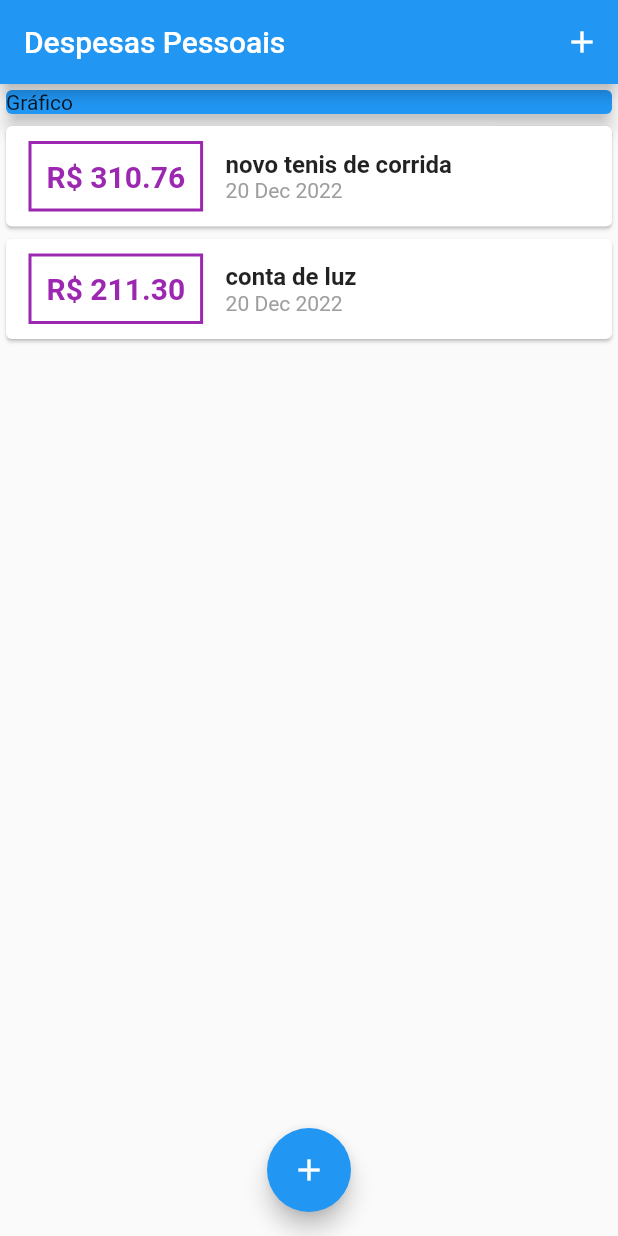
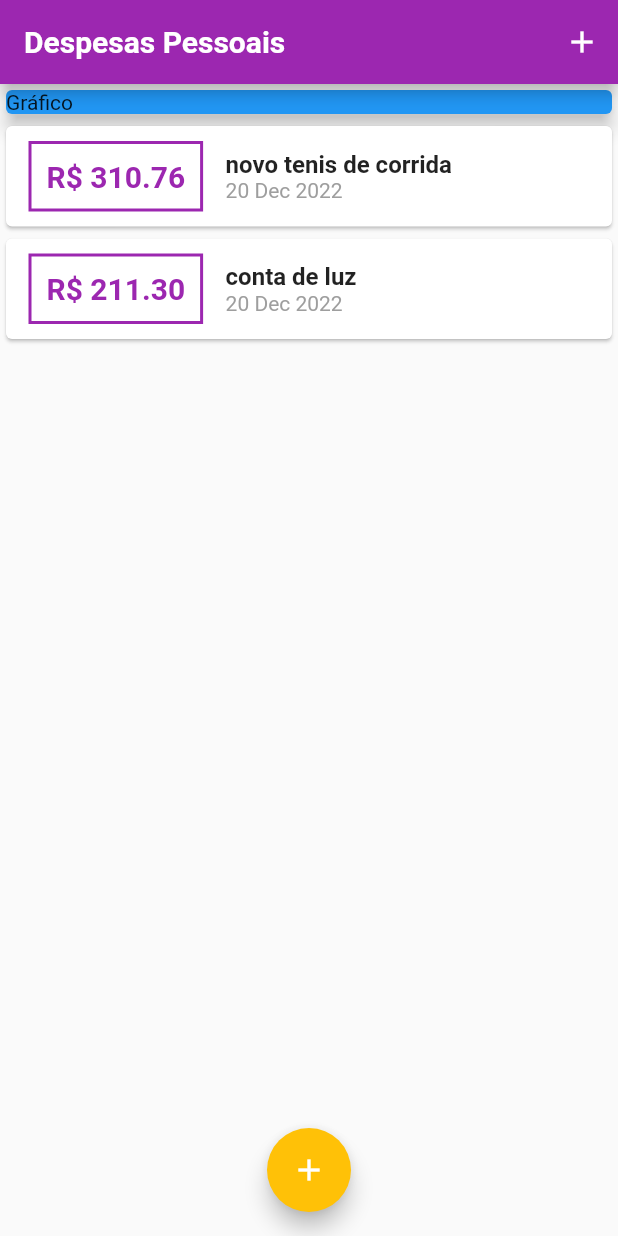
Before and after one commit to Daniel-Veloso/flutter_expenses, a Flutter app: the screen it shows after launch, on a phone screen of 412 x 824 dp. Run offline on Flutter 3.47's test engine with Material 2 defaults, Android fonts, the phone set to English and light mode, and no system bars; Roboto replaces fonts that are missing (OpenSans).

Commit message:
Closing modal, applying default theme

```diff
--- a/lib/components/transaction_list.dart
+++ b/lib/components/transaction_list.dart
@@ -25,7 +25,7 @@ class TransactionList extends StatelessWidget {
                   ),
                   decoration: BoxDecoration(
                     border: Border.all(
-                      color: Colors.purple,
+                      color: Theme.of(context).colorScheme.primary,
                       width: 2,
                     ),
                   ),
@@ -35,7 +35,7 @@ class TransactionList extends StatelessWidget {
                     style: TextStyle(
                       fontWeight: FontWeight.bold,
                       fontSize: 20,
-                      color: Colors.purple,
+                      color: Theme.of(context).colorScheme.primary,
                     ),
                   ),
                 ),
--- a/lib/main.dart
+++ b/lib/main.dart
@@ -1,5 +1,4 @@
 import 'dart:math';
-import 'package:expenses/components/transaction_form.dart';
 import 'package:flutter/material.dart';
 import '../models/transaction.dart';
 import './components/transaction_list.dart';
@@ -14,8 +13,31 @@ class ExpensesApp extends StatelessWidget {
 
   @override
   Widget build(BuildContext context) {
+    final ThemeData tema = ThemeData();
+
     return MaterialApp(
       home: MyHomePage(),
+      theme: tema.copyWith(
+        colorScheme: tema.colorScheme.copyWith(
+          primary: Colors.purple,
+          secondary: Colors.amber,
+        ),
+        textTheme: tema.textTheme.copyWith(
+          headline6: TextStyle(
+            fontFamily: 'OpenSans',
+            fontSize: 18,
+            fontWeight: FontWeight.bold,
+            color: Colors.black,
+          ),
+        ),
+        appBarTheme: AppBarTheme(
+          titleTextStyle: TextStyle(
+            fontFamily: 'OpenSans',
+            fontSize: 20,
+            fontWeight: FontWeight.bold,
+          ),
+        ),
+      ),
     );
   }
 }
@@ -26,14 +48,20 @@ class MyHomePage extends StatefulWidget {
 }
 
 class _MyHomePageState extends State<MyHomePage> {
+
   final _transactions = [
     Transaction(
-        id: 't1',
-        title: 'novo tenis de corrida',
-        value: 310.76,
-        date: DateTime.now()),
+      id: 't1',
+      title: 'novo tenis de corrida',
+      value: 310.76,
+      date: DateTime.now(),
+    ),
     Transaction(
-        id: 't2', title: 'conta de luz', value: 211.30, date: DateTime.now()),
+      id: 't2',
+      title: 'conta de luz',
+      value: 211.30,
+      date: DateTime.now(),
+    ),
   ];
 
   _addTransaction(String title, double value) {
@@ -47,6 +75,8 @@ class _MyHomePageState extends State<MyHomePage> {
     setState(() {
       _transactions.add(newTransaction);
     });
+
+    Navigator.of(context).pop();
   }
 
   _openTransactionFormModal(BuildContext context) {
@@ -64,9 +94,8 @@ class _MyHomePageState extends State<MyHomePage> {
         title: const Text('Despesas Pessoais'),
         actions: [
           IconButton(
-            icon: const Icon(Icons.add),
-            onPressed: () => _openTransactionFormModal(context)
-          ),
+              icon: const Icon(Icons.add),
+              onPressed: () => _openTransactionFormModal(context)),
         ],
       ),
       body: SingleChildScrollView(
@@ -74,6 +103,7 @@ class _MyHomePageState extends State<MyHomePage> {
           crossAxisAlignment: CrossAxisAlignment.stretch,
           children: [
             Container(
+              width: double.infinity,
               child: Card(
                 color: Colors.blue,
                 child: Text('Gráfico'),
```
